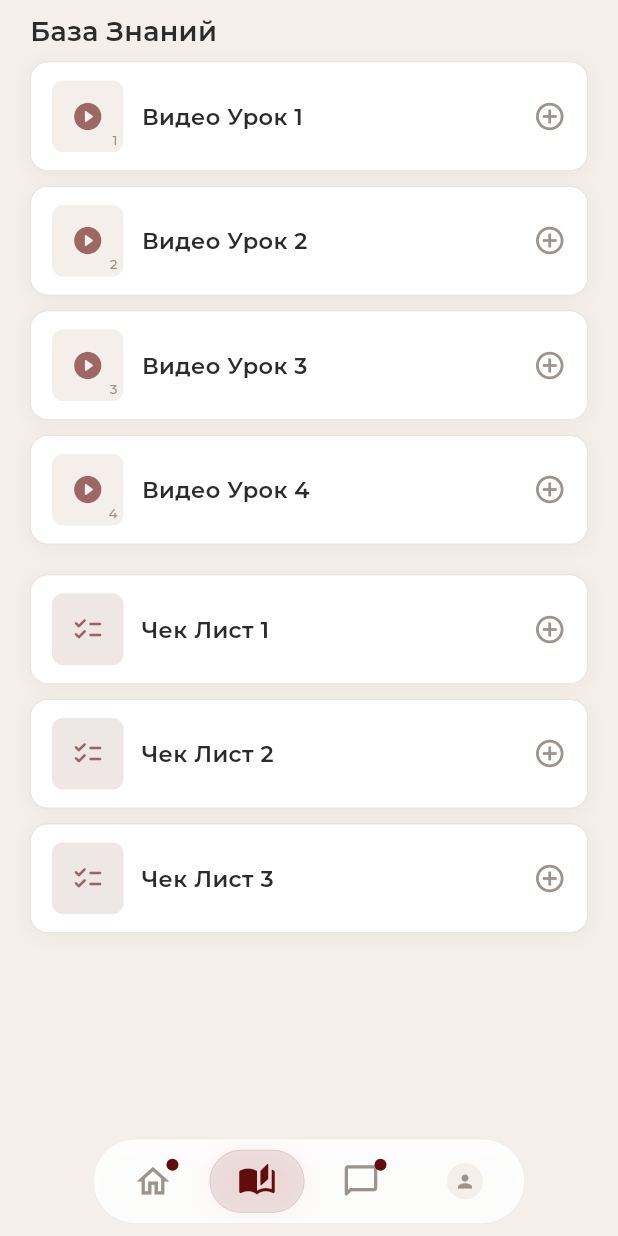
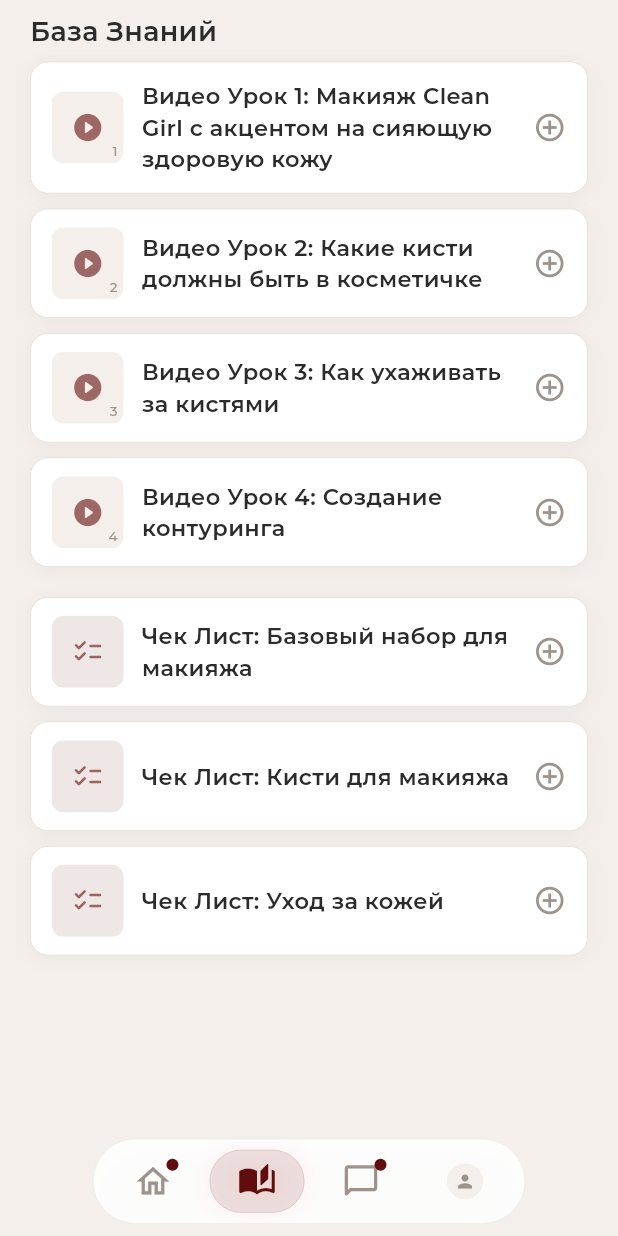
Before and after one commit to isikjon/donskih, a Flutter app: the HomeScreen screen opened by its route, item 2 of the bottom bar chosen, on a phone screen of 412 x 824 dp. Run offline on Flutter 3.47's test engine with Material 3 defaults, Android fonts, the phone set to English and light mode, and no system bars; drawn by our look-alikes of cached_network_image; our stand-ins replace google_fonts; network calls fail.

Commit message:
101% baza

```diff
--- a/lib/ui/screens/home/base_tab.dart
+++ b/lib/ui/screens/home/base_tab.dart
@@ -22,40 +22,66 @@ class BaseTab extends StatelessWidget {
             padding: const EdgeInsets.symmetric(horizontal: 20),
             children: [
               AppExpandableBlock(
-                title: 'Видео Урок 1',
+                title: 'Видео Урок 1: Макияж Clean Girl с акцентом на сияющую здоровую кожу',
                 icon: Icons.play_circle_outline,
                 preview: _LessonPreview(index: 1),
                 content: Column(
                   children: [
                     _SubLessonCard(
-                      title: 'Подготовка кожи к макияжу',
+                      title: 'Уход',
                       products: const [
-                        _ProductData('Праймер VIVIENNE SABO', 'https://goldapple.ru'),
-                        _ProductData('Тональный крем L\'OREAL Paris infallible', 'https://wildberries.ru'),
+                        _ProductData('CLARINS lotion tonique apaisante', 'https://goldapple.ru/19760334995-lotion-tonique-apaisante'),
+                        _ProductData('ART & FACT 3D Hyaluronic Acid', 'https://goldapple.ru/19000039339-3d-hyaluronic-acid-2-provitamin-b5-moisturizing-biorevitalization-effect'),
+                        _ProductData('ORIKO Крем для лица', 'https://ozon.ru/t/baTZ97r'),
+                        _ProductData('DERMA FACTORY Стик', 'https://www.wildberries.ru/catalog/146474923/detail.aspx?size=246545503'),
                       ],
                     ),
-                    const SizedBox(height: 12),
+                    const SizedBox(height: 16),
+                    _SubLessonCard(
+                      title: 'Нанесение тона и консилера',
+                      products: const [
+                        _ProductData('CHARLOTTE TILBURY Hollywood Filter', 'https://www.charlottetilbury.com/us/product/hollywood-flawless-filter-shade-4-5-medium'),
+                        _ProductData('CATRICE Soft Glam Filter', 'https://goldapple.ru/19000263133-soft-glam-filter-fluid'),
+                        _ProductData('BELOR DESIGN Funhouse Skin', 'https://goldapple.ru/19000187196-funhouse-skin-teen'),
+                        _ProductData('NATALYA SHIK Concealer', 'https://goldapple.ru/19000334042-concealer-blurring-effect'),
+                      ],
+                    ),
+                    const SizedBox(height: 16),
+                    _SubLessonCard(
+                      title: 'Скульптурирование лица',
+                      products: const [
+                        _ProductData('RARE BEAUTY Румяна Hope', 'https://www.rarebeauty.com/?srsltid=AfmBOooPMJHnLXcBupTDWBxNwFthUHCw7kfjucNyfEqSrhCcYLvYEPE2'),
+                        _ProductData('OK BEAUTY Color Salute Safari', 'https://goldapple.ru/15840800001-color-salute'),
+                        _ProductData('CHARLOTTE TILBURY Beauty Light Wand', 'https://www.charlottetilbury.com/us/product/hollywood-beauty-light-wand-highlighter'),
+                        _ProductData('STELLARY Cashmere Blush', 'https://goldapple.ru/19000374454-cashmere-blush'),
+                      ],
+                    ),
+                    const SizedBox(height: 16),
                     _SubLessonCard(
                       title: 'Макияж бровей',
                       products: const [
-                        _ProductData('Карандаш VIVIENNE SABO brow arcade slim 01', 'https://goldapple.ru'),
-                        _ProductData('Гель CLIMTCOSMETICS brow fix gel', 'https://wildberries.ru'),
+                        _ProductData('VIVIENNE SABO Brow Arcade', 'https://goldapple.ru/3226300001-brow-arcade-slim'),
+                        _ProductData('LUXVISAGE Brow Laminator', 'https://goldapple.ru/19000314269-brow-laminator-extreme-fix-24h'),
                       ],
                     ),
-                    const SizedBox(height: 12),
+                    const SizedBox(height: 16),
                     _SubLessonCard(
                       title: 'Макияж глаз',
                       products: const [
-                        _ProductData('Тени SISLEY phyto-eye twist 9 pearl', 'https://goldapple.ru'),
-                        _ProductData('Палетка DIOR diorshow 5 couleurs', 'https://goldapple.ru'),
+                        _ProductData('STELLARY Mousse Highlighter', 'https://goldapple.ru/19000374458-mousse-highlighter-rich-glow'),
+                        _ProductData('CATRICE Sun Lover Bronzer', 'https://goldapple.ru/69987500001-sun-lover-glow-bronzing-powder'),
+                        _ProductData('SHIKSTUDIO Kajal Liner 02', 'https://goldapple.ru/70062600002-kajal-liner'),
+                        _ProductData('ROMANOVAMAKEUP Sexy Eyeshadow', 'https://goldapple.ru/19000174507-sexy-eyeshadow-palette'),
+                        _ProductData('ESSENCE Lash Brown Mascara', 'https://goldapple.ru/19000282960-lash-without-limits-brown-extreme-lengthening-volume'),
                       ],
                     ),
-                    const SizedBox(height: 12),
+                    const SizedBox(height: 16),
                     _SubLessonCard(
                       title: 'Макияж губ',
                       products: const [
-                        _ProductData('Карандаш VIVIENNE SABO Le Grand Volume', 'https://goldapple.ru'),
-                        _ProductData('Помада L\'OREAL Paris color riche', 'https://wildberries.ru'),
+                        _ProductData('LOVE GENERATION Lip Pencil 09', 'https://goldapple.ru/19000251663-lip-pencil'),
+                        _ProductData('VIVIENNE SABO Le Grand Volume 01', 'https://goldapple.ru/19760304887-le-grand-volume'),
+                        _ProductData('SHIKSTUDIO Intense Gloss 04', 'https://goldapple.ru/19000058261-intense'),
                       ],
                     ),
                   ],
@@ -63,29 +89,46 @@ class BaseTab extends StatelessWidget {
               ),
               const SizedBox(height: 10),
               AppExpandableBlock(
-                title: 'Видео Урок 2',
+                title: 'Видео Урок 2: Какие кисти должны быть в косметичке',
                 icon: Icons.play_circle_outline,
                 preview: _LessonPreview(index: 2),
                 content: Column(
                   children: [
                     _SubLessonCard(
-                      title: 'Очищение кожи',
+                      title: 'Кисти для тона и кремовых продуктов',
                       products: const [
-                        _ProductData('Гель CERAVE', 'https://goldapple.ru'),
-                        _ProductData('Мицеллярная вода BIODERMA sensibio', 'https://wildberries.ru'),
+                        _ProductData('NATALYA SHIK Foundation & Sculptor', 'https://goldapple.ru/19000386766-brush-03-foundation-sculptor'),
                       ],
                     ),
-                    const SizedBox(height: 12),
+                    const SizedBox(height: 16),
                     _SubLessonCard(
-                      title: 'Тонизирование',
-                      products: const [_ProductData('Тоник LA ROCHE-POSAY', 'https://goldapple.ru')],
+                      title: 'Кисти для сухих продуктов',
+                      products: const [
+                        _ProductData('NATALYA SHIK Powder Brush', 'https://goldapple.ru/19000386764-brush-01-powder'),
+                      ],
                     ),
-                    const SizedBox(height: 12),
+                    const SizedBox(height: 16),
                     _SubLessonCard(
-                      title: 'Увлажнение',
+                      title: 'Кисти для теней и растушевки',
                       products: const [
-                        _ProductData('Крем CERAVE увлажняющий', 'https://goldapple.ru'),
-                        _ProductData('Сыворотка THE ORDINARY hyaluronic acid', 'https://wildberries.ru'),
+                        _ProductData('NATALYA SHIK Blending Eyeshadow', 'https://goldapple.ru/19000386768-brush-05-blending-eyeshadow'),
+                        _ProductData('MANLY PRO К53', 'https://goldapple.ru/19000323328-round-pencil-brush-for-shadows-and-eyeliner'),
+                        _ProductData('PIMINOVA VALERY GS3', 'https://goldapple.ru/19000065740-gs3'),
+                      ],
+                    ),
+                    const SizedBox(height: 16),
+                    _SubLessonCard(
+                      title: 'Кисть для подчищений и стрел',
+                      products: const [
+                        _ProductData('VIVIENNE SABO Sexy Look', 'https://goldapple.ru/19760331864-sexy-look'),
+                      ],
+                    ),
+                    const SizedBox(height: 16),
+                    _SubLessonCard(
+                      title: 'Спонж и точилки',
+                      products: const [
+                        _ProductData('Спонж для макияжа', '#'),
+                        _ProductData('Точилка для карандашей', '#'),
                       ],
                     ),
                   ],
@@ -93,45 +136,33 @@ class BaseTab extends StatelessWidget {
               ),
               const SizedBox(height: 10),
               AppExpandableBlock(
-                title: 'Видео Урок 3',
+                title: 'Видео Урок 3: Как ухаживать за кистями',
                 icon: Icons.play_circle_outline,
                 preview: _LessonPreview(index: 3),
                 content: Column(
                   children: [
                     _SubLessonCard(
-                      title: 'Подготовка волос',
-                      products: const [_ProductData('Термозащита MOROCCANOIL', 'https://goldapple.ru')],
-                    ),
-                    const SizedBox(height: 12),
-                    _SubLessonCard(
-                      title: 'Укладка феном',
-                      products: const [_ProductData('Мусс WELLA professionals', 'https://wildberries.ru')],
-                    ),
-                    const SizedBox(height: 12),
-                    _SubLessonCard(
-                      title: 'Фиксация',
-                      products: const [_ProductData('Лак L\'OREAL Paris elnett', 'https://wildberries.ru')],
+                      title: 'Памятка по уходу',
+                      products: const [
+                        _ProductData('Средство для мытья кистей', '#'),
+                        _ProductData('Полотенце для сушки', '#'),
+                      ],
                     ),
                   ],
                 ),
               ),
               const SizedBox(height: 10),
               AppExpandableBlock(
-                title: 'Видео Урок 4',
+                title: 'Видео Урок 4: Создание контуринга',
                 icon: Icons.play_circle_outline,
                 preview: _LessonPreview(index: 4),
                 content: Column(
                   children: [
                     _SubLessonCard(
-                      title: 'Подготовка ногтей',
-                      products: const [_ProductData('Масло OPI prospa', 'https://goldapple.ru')],
-                    ),
-                    const SizedBox(height: 12),
-                    _SubLessonCard(
-                      title: 'Нанесение покрытия',
+                      title: 'Техника контуринга',
                       products: const [
-                        _ProductData('Лак ESSIE', 'https://goldapple.ru'),
-                        _ProductData('Топ ESSIE speed setter', 'https://goldapple.ru'),
+                        _ProductData('Кремовые продукты для контуринга', '#'),
+                        _ProductData('Сухие продукты для контуринга', '#'),
                       ],
                     ),
                   ],
@@ -139,29 +170,59 @@ class BaseTab extends StatelessWidget {
               ),
               const SizedBox(height: 20),
               AppExpandableBlock(
-                title: 'Чек Лист 1',
+                title: 'Чек Лист: Базовый набор для макияжа',
                 icon: Icons.checklist_outlined,
                 preview: _ChecklistPreview(index: 1),
                 content: _ChecklistContent(
-                  items: const ['Праймер', 'Тональный крем', 'Консилер', 'Пудра', 'Румяна', 'Хайлайтер', 'Тушь', 'Карандаш для бровей'],
+                  items: const [
+                    'Праймер для лица',
+                    'Тональный крем или флюид',
+                    'Консилер',
+                    'Пудра для фиксации',
+                    'Румяна (кремовые или сухие)',
+                    'Хайлайтер',
+                    'Карандаш для бровей',
+                    'Гель для бровей',
+                    'Тушь для ресниц',
+                    'Карандаш для губ',
+                    'Помада или блеск'
+                  ],
                 ),
               ),
               const SizedBox(height: 10),
               AppExpandableBlock(
-                title: 'Чек Лист 2',
+                title: 'Чек Лист: Кисти для макияжа',
                 icon: Icons.checklist_outlined,
                 preview: _ChecklistPreview(index: 2),
                 content: _ChecklistContent(
-                  items: const ['Гель для умывания', 'Тоник', 'Сыворотка', 'Крем для лица', 'SPF защита', 'Маска (1-2 раза/нед)'],
+                  items: const [
+                    'Кисть для тона (плоская)',
+                    'Кисть для пудры (пушистая)',
+                    'Кисть для румян',
+                    'Кисть для хайлайтера',
+                    'Кисть для теней (плоская)',
+                    'Кисть для растушевки теней',
+                    'Тонкая кисть для подводки',
+                    'Спонж для макияжа',
+                    'Точилка для карандашей'
+                  ],
                 ),
               ),
               const SizedBox(height: 10),
               AppExpandableBlock(
-                title: 'Чек Лист 3',
+                title: 'Чек Лист: Уход за кожей',
                 icon: Icons.checklist_outlined,
                 preview: _ChecklistPreview(index: 3),
                 content: _ChecklistContent(
-                  items: const ['Фен с ионизацией', 'Утюжок/выпрямитель', 'Плойка', 'Расчёска-брашинг', 'Термозащита', 'Заколки и зажимы'],
+                  items: const [
+                    'Очищающий гель или пенка',
+                    'Тоник для лица',
+                    'Сыворотка с гиалуроновой кислотой',
+                    'Увлажняющий крем',
+                    'SPF защита (днём)',
+                    'Ночной крем',
+                    'Маска для лица (1-2 раза в неделю)'
+                  ],
                 ),
               ),
               const SizedBox(height: 100),
@@ -273,6 +334,7 @@ class _ProductLink extends StatelessWidget {
       padding: const EdgeInsets.only(bottom: 3),
       child: GestureDetector(
         onTap: () async {
+          if (product.url == '#') return;
           final uri = Uri.parse(product.url);
           if (await canLaunchUrl(uri)) {
             await launchUrl(uri, mode: LaunchMode.externalApplication);
@@ -281,8 +343,8 @@ class _ProductLink extends StatelessWidget {
         child: Text(
           product.name,
           style: AppTypography.bodySmall.copyWith(
-            color: AppColors.primary,
-            decoration: TextDecoration.underline,
+            color: product.url == '#' ? AppColors.textSecondary : AppColors.primary,
+            decoration: product.url == '#' ? null : TextDecoration.underline,
             decorationColor: AppColors.primary,
           ),
         ),
```
Also changed, not shown: assets/telegram_thumbs/lesson_img_thumb.jpg (added), assets/telegram_thumbs/lesson_vid_thumb.jpg (added).
